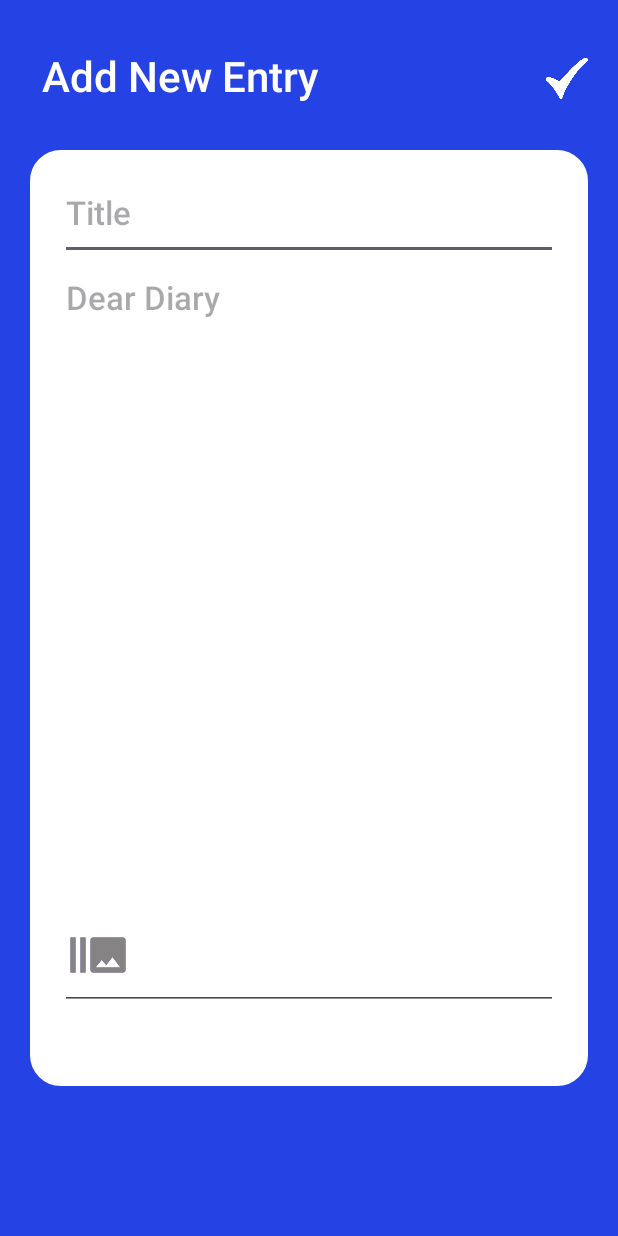
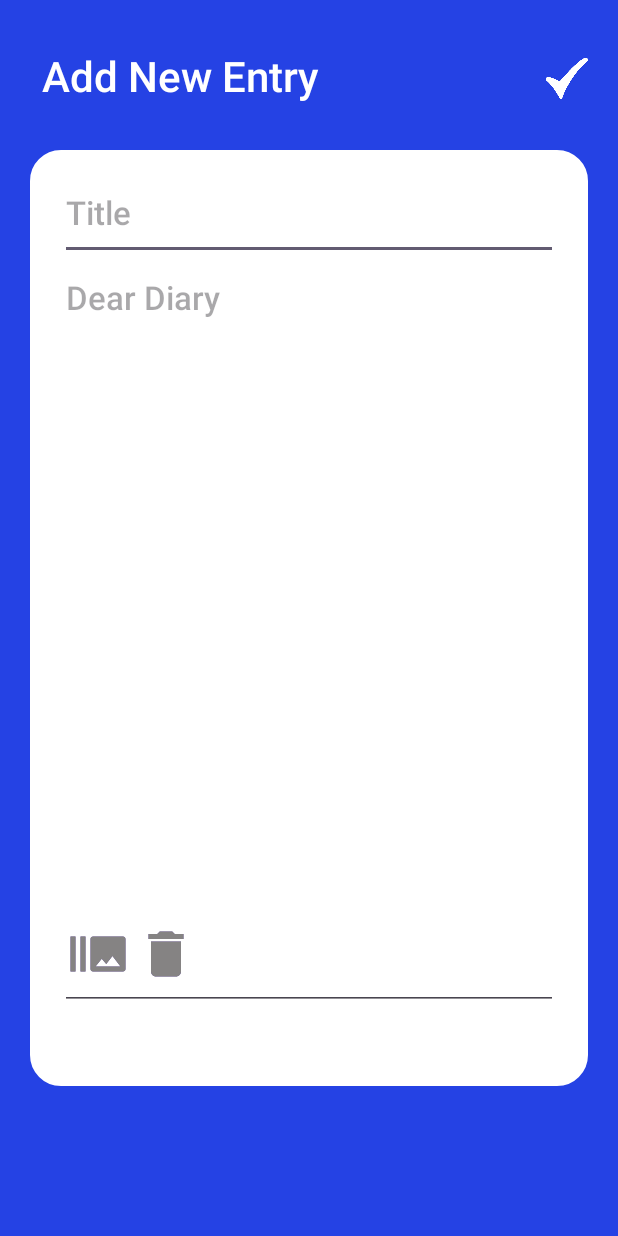
Before and after one commit to pratyush770/Sem6Project, an Android app: the DiaryDetailsActivity screen opened directly, with no data from a screen before it, on a phone screen of 412 x 824 dp. Run offline under Robolectric (Android 15) with nearby library versions, the phone set to English and light mode, and no system bars; our stand-ins replace Firebase (no records; nobody signed in at launch, a user with empty details on screens opened directly).

Commit message:
first commit

```diff
--- a/app/src/main/java/com/example/mydiary/DiaryDetailsActivity.java
+++ b/app/src/main/java/com/example/mydiary/DiaryDetailsActivity.java
@@ -34,7 +34,7 @@ public class DiaryDetailsActivity extends AppCompatActivity {
     ImageView saveBtn,changingImg;
     TextView pageTitle; // used to change the title when user edits the note
     String getTitle,getContent,docId;
-    Button btn;
+    Button btn,clearImageButton;
     boolean isEditMode = false;
     TextView delete;
     private final int GALLERY_REQ_CODE = 1000;
@@ -52,6 +52,7 @@ public class DiaryDetailsActivity extends AppCompatActivity {
         delete = findViewById(R.id.textView6);
         changingImg = findViewById(R.id.changingImg);
         btn = findViewById(R.id.button);
+        clearImageButton = findViewById(R.id.clearImageButton); // Initialize the clearImageButton
 
         btn.setOnClickListener(new View.OnClickListener() {
             @Override
@@ -59,6 +60,15 @@ public class DiaryDetailsActivity extends AppCompatActivity {
                 Intent iGallery = new Intent(Intent.ACTION_PICK);
                 iGallery.setData(MediaStore.Images.Media.EXTERNAL_CONTENT_URI);
                 startActivityForResult(iGallery,GALLERY_REQ_CODE);
+            }
+        });
+        // Set the onClickListener for clearing the selected image
+        clearImageButton.setOnClickListener(new View.OnClickListener() {
+            @Override
+            public void onClick(View v) {
+                // Clear the selected image
+                selectedImageUri = null;
+                changingImg.setImageDrawable(null); // Clear the ImageView
             }
         });
 
@@ -122,24 +132,35 @@ public class DiaryDetailsActivity extends AppCompatActivity {
         }
     }
 
-
-    public void deleteDiaryFromFireBase()
-    {
+    public void deleteDiaryFromFireBase() {
         DocumentReference documentReference;
         documentReference = Utility.getCollectionReferenceForNotes().document(docId);
-        documentReference.delete().addOnCompleteListener(new OnCompleteListener<Void>() {
+
+        // Get the StorageReference for the image associated with the diary entry
+        StorageReference storageReference = FirebaseStorage.getInstance().getReference()
+                .child("diary_images/" + docId + ".jpg");
+
+        // Delete the image from Firebase Storage
+        storageReference.delete().addOnCompleteListener(new OnCompleteListener<Void>() {
             @Override
             public void onComplete(@NonNull Task<Void> task) {
-                if(task.isSuccessful())
-                {
-                    // note is added in the database
-                    // Utility.showToast(NoteDetailsActivity.this,"Note deleted successfully");
-                    finish();
-                }
-                else
-                {
-                    // note is not added in the database
-                    Utility.showToast(DiaryDetailsActivity.this,"Failed to delete note");
+                if (task.isSuccessful()) {
+                    // Image deleted successfully, now delete the diary entry
+                    documentReference.delete().addOnCompleteListener(new OnCompleteListener<Void>() {
+                        @Override
+                        public void onComplete(@NonNull Task<Void> task) {
+                            if (task.isSuccessful()) {
+                                // Diary entry deleted successfully
+                                finish();
+                            } else {
+                                // Diary entry not deleted
+                                Utility.showToast(DiaryDetailsActivity.this, "Failed to delete note");
+                            }
+                        }
+                    });
+                } else {
+                    // Image deletion failed
+                    Utility.showToast(DiaryDetailsActivity.this, "Failed to delete image");
                 }
             }
         });
--- /dev/null
+++ b/app/src/main/res/drawable/baseline_delete_24.xml
@@ -0,0 +1,5 @@
+<vector android:height="24dp" android:tint="#000000"
+    android:viewportHeight="24" android:viewportWidth="24"
+    android:width="24dp" xmlns:android="http://schemas.android.com/apk/res/android">
+    <path android:fillColor="@android:color/white" android:pathData="M6,19c0,1.1 0.9,2 2,2h8c1.1,0 2,-0.9 2,-2V7H6v12zM19,4h-3.5l-1,-1h-5l-1,1H5v2h14V4z"/>
+</vector>
--- a/app/src/main/res/layout/activity_diary_details.xml
+++ b/app/src/main/res/layout/activity_diary_details.xml
@@ -88,21 +88,42 @@
 
             <ImageView
                 android:id="@+id/changingImg"
+                android:layout_width="171dp"
+                android:layout_height="162dp"
+                android:layout_marginLeft="90dp"
+                android:layout_marginTop="-235dp"
+                android:layout_marginBottom="20dp" />
+
+            <LinearLayout
                 android:layout_width="match_parent"
-                android:layout_height="313dp"
-                android:layout_marginTop="-380dp" />
+                android:layout_height="match_parent"
+                android:layout_marginTop="-24dp"
+                android:orientation="horizontal">
 
                 <Button
                     android:id="@+id/button"
                     android:layout_width="40dp"
                     android:layout_height="40dp"
                     android:layout_marginStart="25dp"
-                android:layout_marginTop="10dp"
+                    android:layout_marginTop="20dp"
                     android:background="@drawable/baseline_burst_mode_24"
                     android:backgroundTint="#686868"
                     android:foreground="@drawable/baseline_burst_mode_24"
                     android:foregroundTint="#858383"
                     app:cornerRadius="10dp" />
+
+                <Button
+                    android:id="@+id/clearImageButton"
+                    android:layout_width="40dp"
+                    android:layout_height="40dp"
+                    android:layout_marginStart="5dp"
+                    android:layout_marginTop="20dp"
+                    android:background="@drawable/baseline_delete_24"
+                    android:backgroundTint="#686868"
+                    android:foreground="@drawable/baseline_delete_24"
+                    android:foregroundTint="#858383"
+                    app:cornerRadius="10dp" />
+            </LinearLayout>
 
         </LinearLayout>
 
```
Lines whose indentation alone changed are shown as unchanged.
